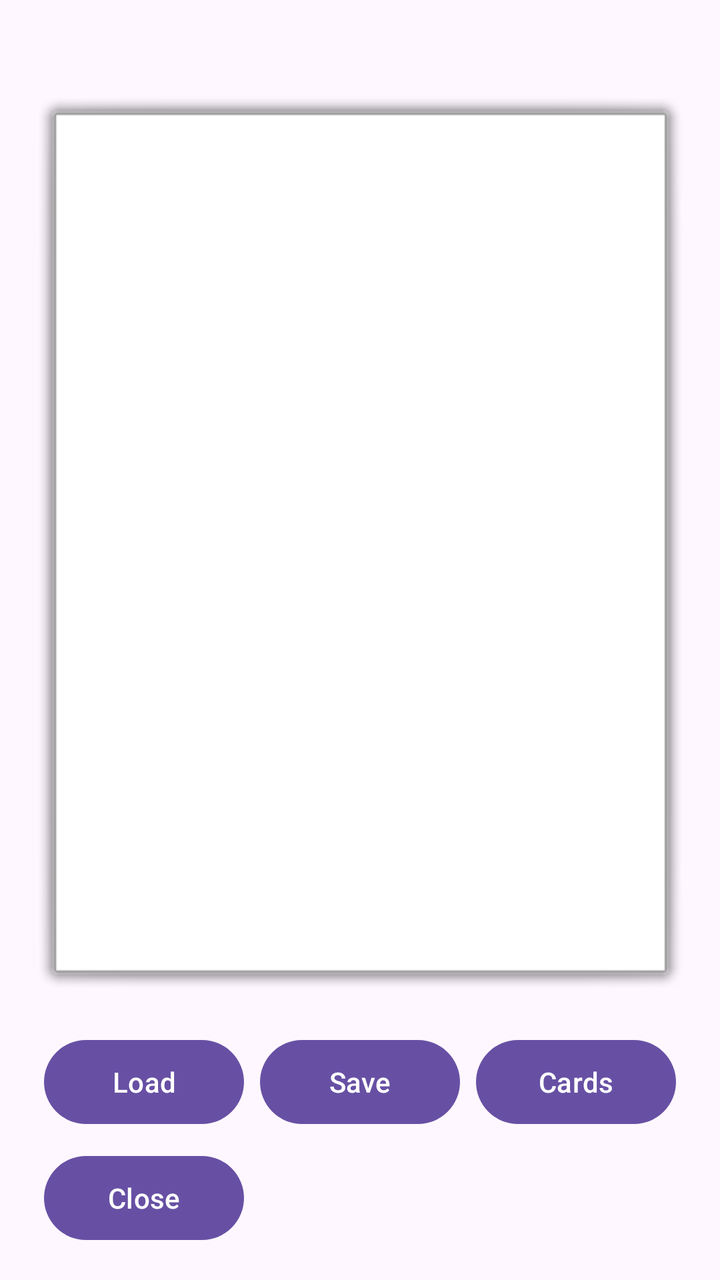
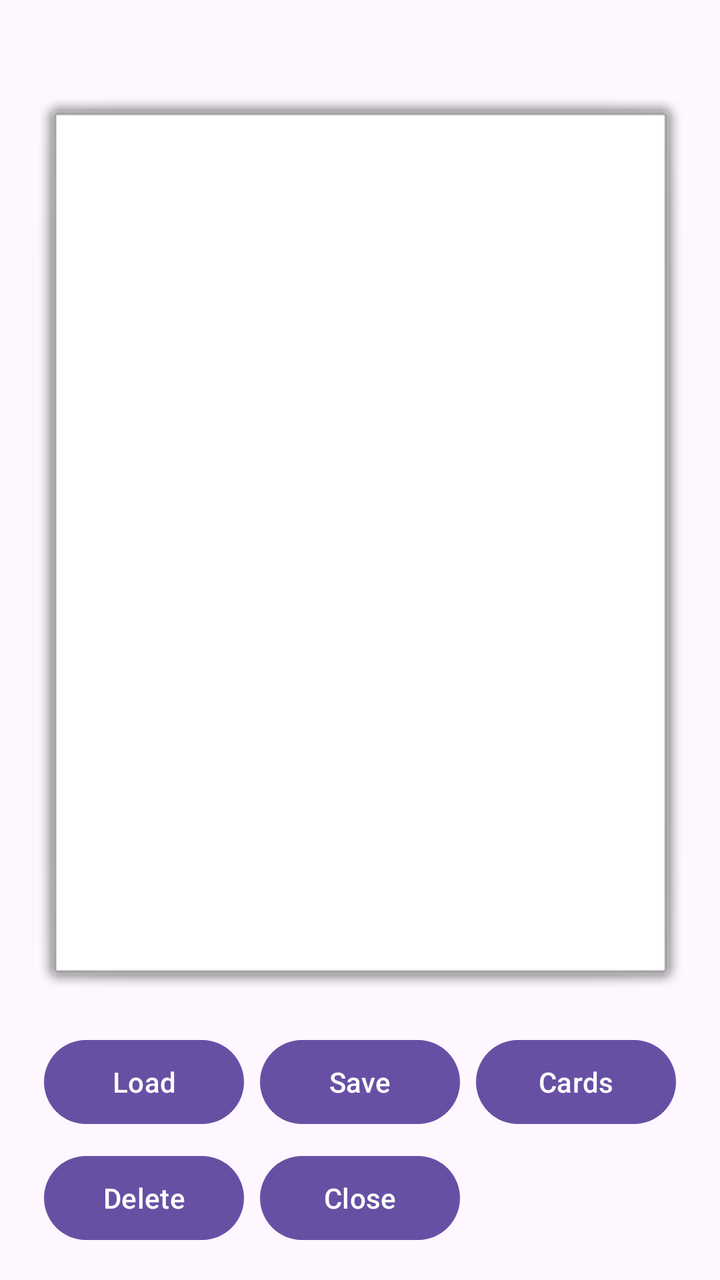

An Android layout rendered at two revisions. The XML below is the earlier revision; the diff shows what the commit changed to produce the second picture.
<!-- AndroidManifest.xml: application theme Theme.NfcTest1 -->
<!-- res/layout/activity_main.xml -->
<?xml version="1.0" encoding="utf-8"?>
<androidx.constraintlayout.widget.ConstraintLayout xmlns:android="http://schemas.android.com/apk/res/android"
    xmlns:app="http://schemas.android.com/apk/res-auto"
    xmlns:tools="http://schemas.android.com/tools"
    android:id="@+id/main"
    android:layout_width="match_parent"
    android:layout_height="match_parent"
    tools:context=".MainActivity">

    <TextView
        android:id="@+id/txtTitle"
        android:layout_width="0dp"
        android:layout_height="wrap_content"
        android:layout_marginStart="16dp"
        android:layout_marginTop="16dp"
        android:layout_marginEnd="16dp"
        android:ellipsize="end"
        android:maxLines="1"
        android:textSize="18sp"
        android:textStyle="bold"
        app:layout_constraintEnd_toEndOf="parent"
        app:layout_constraintStart_toStartOf="parent"
        app:layout_constraintTop_toTopOf="parent" />

    <TextView
        android:id="@+id/txtquestion"
        android:layout_width="0dp"
        android:layout_height="0dp"
        android:layout_marginStart="16dp"
        android:layout_marginEnd="16dp"
        android:layout_marginBottom="16dp"
        android:layout_marginTop="8dp"
        android:background="@android:drawable/alert_light_frame"
        android:scrollbars="vertical"
        android:scrollHorizontally="false"
        android:textSize="15sp"
        app:layout_constraintBottom_toTopOf="@+id/buttonFlow"
        app:layout_constraintEnd_toEndOf="parent"
        app:layout_constraintStart_toStartOf="parent"
        app:layout_constraintTop_toBottomOf="@+id/txtTitle" />

    
    <androidx.constraintlayout.helper.widget.Flow
        android:id="@+id/buttonFlow"
        android:layout_width="0dp"
        android:layout_height="108dp"
        android:layout_marginStart="16dp"
        android:layout_marginEnd="16dp"
        android:layout_marginBottom="16dp"
        app:constraint_referenced_ids="buttonLoad,buttonSave,buttonCards,buttonClose"
        app:flow_horizontalGap="8dp"
        app:flow_horizontalStyle="packed"
        app:flow_maxElementsWrap="3"
        app:flow_verticalBias="0"
        app:flow_verticalGap="8dp"
        app:flow_verticalStyle="packed"
        app:flow_wrapMode="aligned"
        app:layout_constraintBottom_toBottomOf="parent"
        app:layout_constraintEnd_toEndOf="parent"
        app:layout_constraintStart_toStartOf="parent" />

    <Button
        android:id="@+id/buttonLoad"
        android:layout_width="100dp"
        android:layout_height="50dp"
        android:text="Load" />

    <Button
        android:id="@+id/buttonSave"
        android:layout_width="100dp"
        android:layout_height="50dp"
        android:text="Save" />

    <Button
        android:id="@+id/buttonCards"
        android:layout_width="100dp"
        android:layout_height="50dp"
        android:text="Cards" />

    <Button
        android:id="@+id/buttonClose"
        android:layout_width="100dp"
        android:layout_height="50dp"
        android:text="Close" />

</androidx.constraintlayout.widget.ConstraintLayout>
<!-- resources referenced by this layout -->
<resources>
  <style name="Theme.NfcTest1" parent="Base.Theme.NfcTest1" />
  <style name="Base.Theme.NfcTest1" parent="Theme.Material3.DayNight.NoActionBar">
          
          
      </style>
</resources>

<!-- the commit's change to res/layout/activity_main.xml (unified diff, before → after) -->
@@ -47,7 +47,7 @@
         android:layout_marginStart="16dp"
         android:layout_marginEnd="16dp"
         android:layout_marginBottom="16dp"
-        app:constraint_referenced_ids="buttonLoad,buttonSave,buttonCards,buttonClose"
+        app:constraint_referenced_ids="buttonLoad,buttonSave,buttonCards,buttonDelete,buttonClose"
         app:flow_horizontalGap="8dp"
         app:flow_horizontalStyle="packed"
         app:flow_maxElementsWrap="3"
@@ -78,6 +78,12 @@
         android:text="Cards" />
 
     <Button
+        android:id="@+id/buttonDelete"
+        android:layout_width="100dp"
+        android:layout_height="50dp"
+        android:text="Delete" />
+
+    <Button
         android:id="@+id/buttonClose"
         android:layout_width="100dp"
         android:layout_height="50dp"
